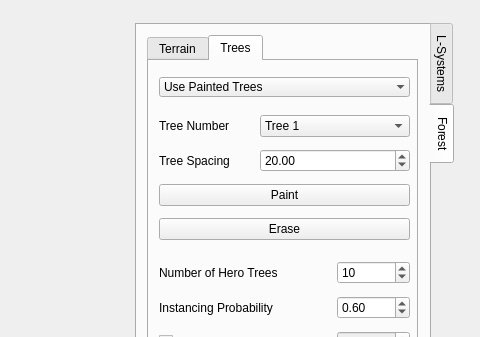
This is ForestGenerator/ui/MainWindow.ui in BenCarey88/ForestGenerator as Qt 5 draws it before an edit; both pictures show x 661 to 1141 and y 0 to 337 of the 1141 by 849 pixel window. The edited form follows.
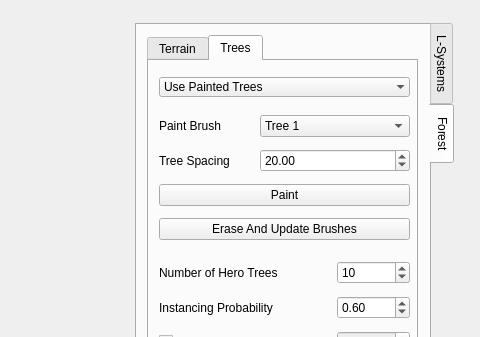
This is the edited form. The open tabs and pages were chosen to show the change.

The edit to the form file:
```diff
--- a/ForestGenerator/ui/MainWindow.ui
+++ b/ForestGenerator/ui/MainWindow.ui
@@ -1895,7 +1895,7 @@
                    <item>
                     <widget class="QLabel" name="paintBrushLabel">
                      <property name="text">
-                      <string>Tree Number</string>
+                      <string>Paint Brush</string>
                      </property>
                     </widget>
                    </item>
@@ -1975,7 +1975,7 @@
                  <item>
                   <widget class="QPushButton" name="m_erasePaint">
                    <property name="text">
-                    <string>Erase</string>
+                    <string>Erase And Update Brushes</string>
                    </property>
                   </widget>
                  </item>
```
Left out of the diff: 2 changed lines with no effect on the pictures.
